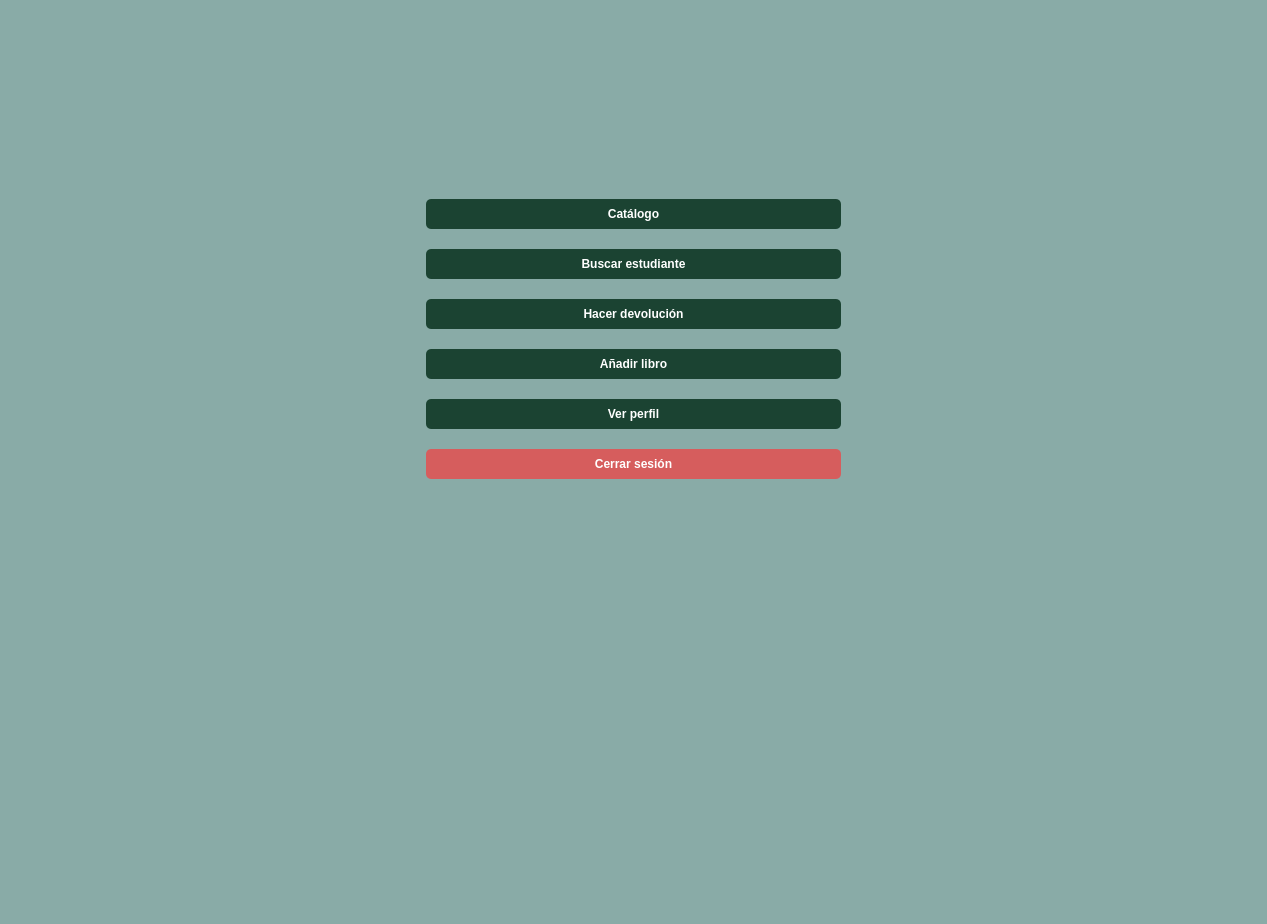
Old version of the form src/vista/Ui/VistaBibliotecario.ui in the repository ivantm1/proyecto-software.
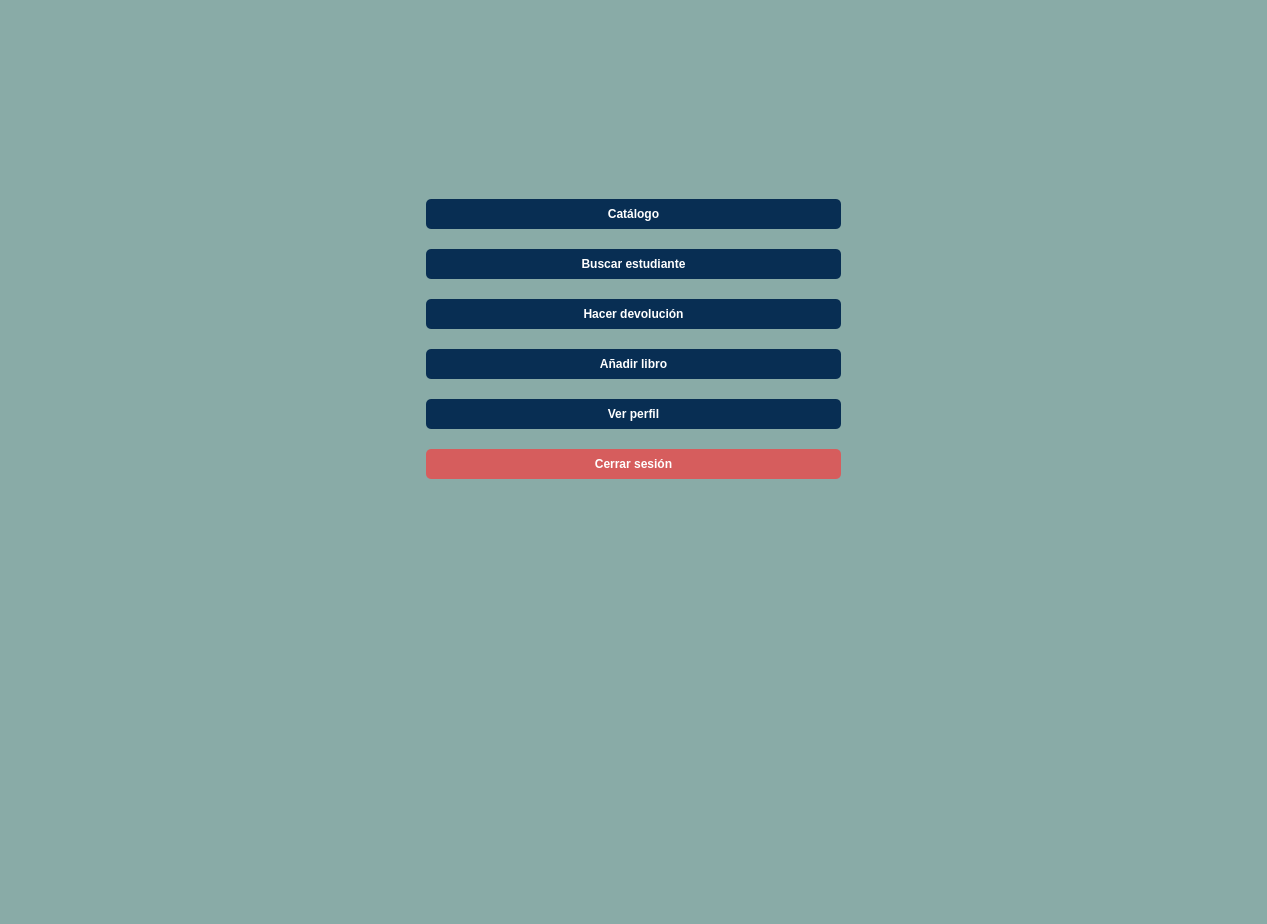
New version of the form. Icons and pictures are not drawn.

Commit message: Todas las vistas cambiadas

Patch:
```diff
--- a/src/vista/Ui/VistaBibliotecario.ui
+++ b/src/vista/Ui/VistaBibliotecario.ui
@@ -122,7 +122,7 @@
       <widget class="QPushButton" name="boton_catalogo">
        <property name="styleSheet">
         <string notr="true">QPushButton {
-    background-color: #1B4332; 
+    background-color: #082e53; 
     color: white;  
     border-radius: 5px; 
     padding: 8px;  
@@ -149,7 +149,7 @@
       <widget class="QPushButton" name="boton_estudiante">
        <property name="styleSheet">
         <string notr="true">QPushButton {
-    background-color: #1B4332; 
+    background-color: #082e53; 
     color: white;  
     border-radius: 5px; 
     padding: 8px;  
@@ -176,7 +176,7 @@
       <widget class="QPushButton" name="boton_devolucion">
        <property name="styleSheet">
         <string notr="true">QPushButton {
-    background-color: #1B4332; 
+    background-color: #082e53; 
     color: white;  
     border-radius: 5px; 
     padding: 8px;  
@@ -203,7 +203,7 @@
       <widget class="QPushButton" name="pushButton">
        <property name="styleSheet">
         <string notr="true">QPushButton {
-    background-color: #1B4332; 
+    background-color: #082e53; 
     color: white;  
     border-radius: 5px; 
     padding: 8px;  
@@ -230,7 +230,7 @@
       <widget class="QPushButton" name="boton_perfil">
        <property name="styleSheet">
         <string notr="true">QPushButton {
-    background-color: #1B4332; 
+    background-color: #082e53; 
     color: white;  
     border-radius: 5px; 
     padding: 8px;  
```
Left out of the diff: 22 changed lines with no effect on the pictures. The commit also changes 9 other files.
